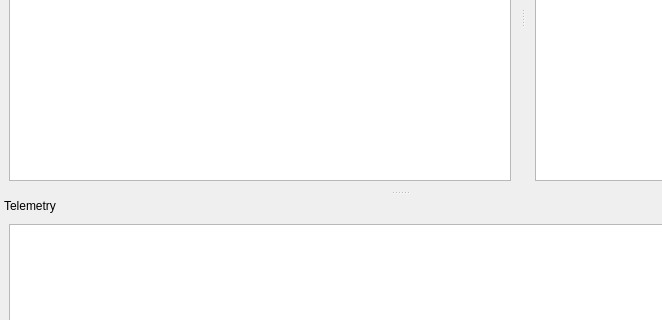
Before: the Qt Designer form src/forse/race_info/RaceInfoWindow.ui in Pesa/forse, drawn with Qt 5; both pictures show x 0 to 662 and y 156 to 476 of the 800 by 600 pixel window.
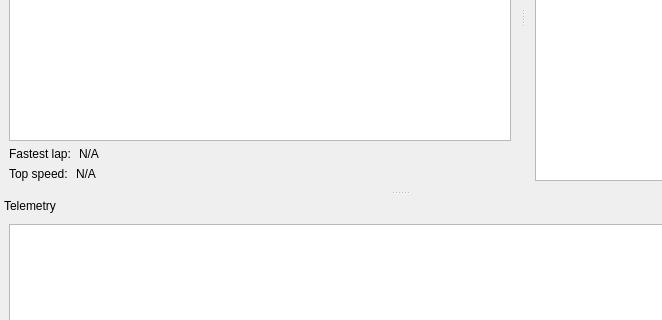
After: the same form once the commit is applied. Icons and pictures are not drawn. Custom widgets are drawn as their Qt base class.

Commit message: [race_info] Implemented best_lap and speed_record handling.

```diff
--- a/src/forse/race_info/RaceInfoWindow.ui
+++ b/src/forse/race_info/RaceInfoWindow.ui
@@ -29,6 +29,60 @@
     <item>
      <widget class="TrackView" name="trackView"/>
     </item>
+    <item>
+     <layout class="QHBoxLayout" name="horizontalLayout_3">
+      <property name="spacing">
+       <number>8</number>
+      </property>
+      <item>
+       <widget class="QLabel" name="label">
+        <property name="text">
+         <string>Fastest lap:</string>
+        </property>
+       </widget>
+      </item>
+      <item>
+       <widget class="QLabel" name="bestLapLabel">
+        <property name="sizePolicy">
+         <sizepolicy hsizetype="Preferred" vsizetype="Preferred">
+          <horstretch>1</horstretch>
+          <verstretch>0</verstretch>
+         </sizepolicy>
+        </property>
+        <property name="text">
+         <string>N/A</string>
+        </property>
+       </widget>
+      </item>
+     </layout>
+    </item>
+    <item>
+     <layout class="QHBoxLayout" name="horizontalLayout_4">
+      <property name="spacing">
+       <number>8</number>
+      </property>
+      <item>
+       <widget class="QLabel" name="label_2">
+        <property name="text">
+         <string>Top speed:</string>
+        </property>
+       </widget>
+      </item>
+      <item>
+       <widget class="QLabel" name="bestSpeedLabel">
+        <property name="sizePolicy">
+         <sizepolicy hsizetype="Preferred" vsizetype="Preferred">
+          <horstretch>1</horstretch>
+          <verstretch>0</verstretch>
+         </sizepolicy>
+        </property>
+        <property name="text">
+         <string>N/A</string>
+        </property>
+       </widget>
+      </item>
+     </layout>
+    </item>
    </layout>
   </widget>
   <widget class="QStatusBar" name="statusBar">
```
The commit also changes 2 other files.
